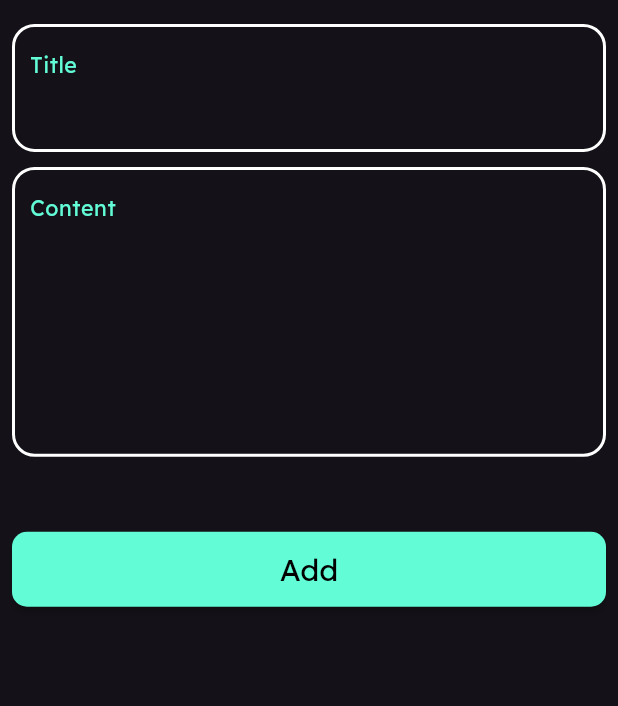
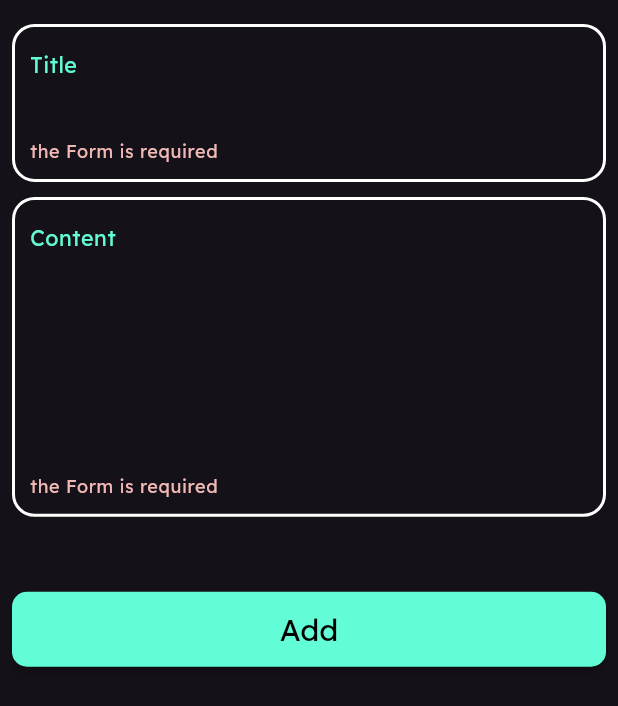
Before and after one commit to RafatMohamed/NotesApp, a Flutter app: the DefaultBottomSheet widget shown alone on an empty page, opened directly, after a tap on "Add", on a phone screen of 412 x 824 dp. Shown: the top 706 px of the screen. Run offline on Flutter 3.47's test engine with Material 3 defaults, Android fonts, the phone set to English and light mode, and no system bars; our stand-ins replace flutter_bloc, get, hive, hive_flutter; accounts and stored records are empty.

Commit message:
Add Validate to TextFormField

```diff
--- a/lib/core/widgets/custom_text_form_field_widget.dart
+++ b/lib/core/widgets/custom_text_form_field_widget.dart
@@ -19,7 +19,6 @@ class TextFormFieldApp extends StatefulWidget {
     this.radius =15,
     this.keyboardType = TextInputType.text,
     this.textInputAction = TextInputAction.done,
-    this.validator,
     required this.onFieldSubmitted,
     this.focusNode,
     required this.controller,
@@ -42,7 +41,6 @@ class TextFormFieldApp extends StatefulWidget {
   final double radius;
   final TextInputType keyboardType;
   final TextInputAction textInputAction;
-  final FormFieldValidator? validator;
   final Function(String) onFieldSubmitted;
   final FormFieldSetter<String>? onSaved;
   final FocusNode? focusNode;
@@ -75,7 +73,12 @@ class _TextFormFieldAppState extends State<TextFormFieldApp> {
         autovalidateMode: AutovalidateMode.onUserInteraction,
         enableSuggestions: true,
         onSaved: widget.onSaved,
-        validator: widget.validator,
+        validator: (value) {
+          if (value == null || value.isEmpty) {
+            return 'the Form is required';
+          }
+          return null;
+        },
         onFieldSubmitted: widget.onFieldSubmitted,
         decoration: InputDecoration(
           floatingLabelBehavior: FloatingLabelBehavior.always,
--- a/lib/core/widgets/def_bottom_sheet.dart
+++ b/lib/core/widgets/def_bottom_sheet.dart
@@ -5,12 +5,17 @@ import 'custom_text_form_field_widget.dart';
 import 'default_material_button.dart';
 
 class DefaultBottomSheet extends StatelessWidget {
-  const DefaultBottomSheet({super.key, required this.textButton, required this.onPressed});
+   DefaultBottomSheet({super.key, required this.textButton, required this.onPressed});
  final String textButton;
  final Function() onPressed;
+ final TextEditingController titleController =TextEditingController();
+ final TextEditingController descController =TextEditingController();
+ final GlobalKey<FormState> keyForm = GlobalKey();
   @override
   Widget build(BuildContext context,) {
-    return Padding(
+    return Form(
+      key: keyForm,
+      child: Padding(
         padding: MediaQuery.of(context).viewInsets,
         child: SingleChildScrollView(
           scrollDirection: Axis.vertical,
@@ -43,9 +48,16 @@ class DefaultBottomSheet extends StatelessWidget {
                     ),
                   ],
                 ),
-              DefaultMaterialButton(text: textButton, onPressed: onPressed,
+                DefaultMaterialButton(
+                  text: textButton,
+                  onPressed: () {
+                    if(keyForm.currentState!.validate()){
+                      onPressed;
+                    }
+                  },
                 ),
               ],
+            ),
           ),
         ),
       ),
```
Lines whose indentation alone changed are shown as unchanged.
